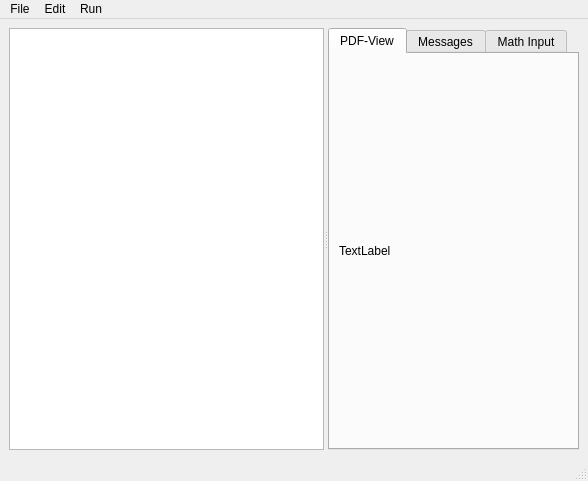
Qt form Latex-editor/mainwindow.ui (Redvin-dt/elephant-editor) before a commit.
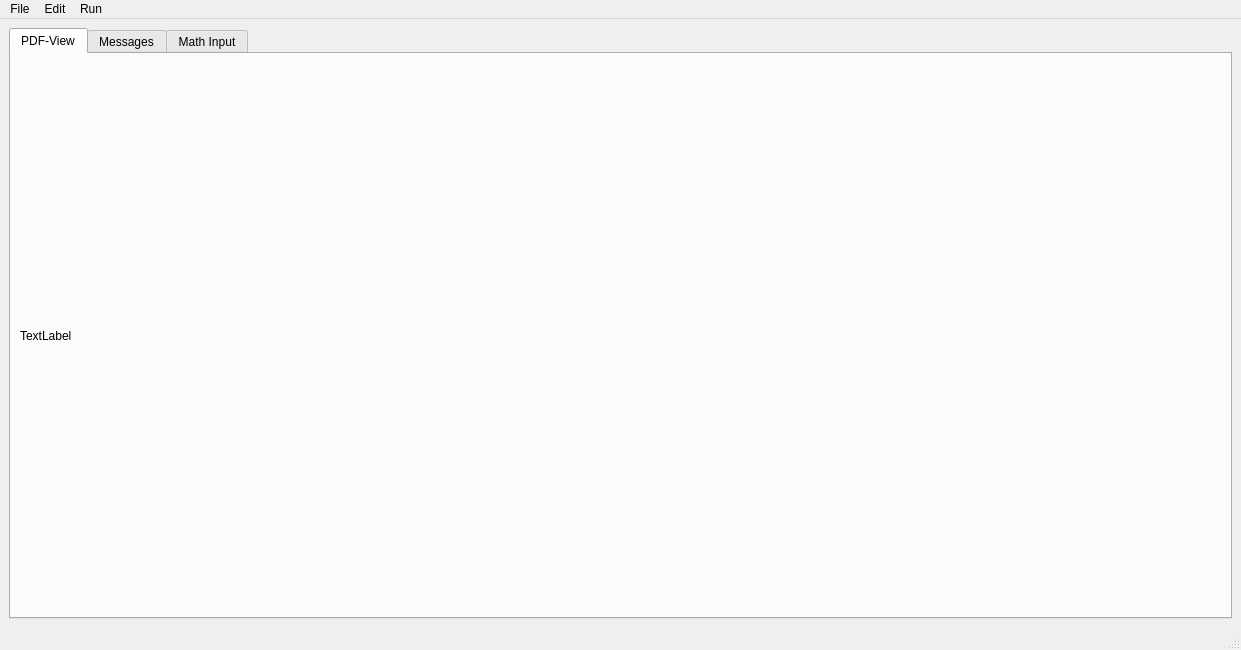
The same form after that commit.

What changed in the file:
```diff
--- a/Latex-editor/mainwindow.ui
+++ b/Latex-editor/mainwindow.ui
@@ -6,8 +6,8 @@
    <rect>
     <x>0</x>
     <y>0</y>
-    <width>588</width>
-    <height>481</height>
+    <width>1241</width>
+    <height>650</height>
    </rect>
   </property>
   <property name="windowTitle">
@@ -20,7 +20,6 @@
       <property name="orientation">
        <enum>Qt::Horizontal</enum>
       </property>
-      <widget class="QPlainTextEdit" name="plainTextEdit"/>
       <widget class="QTabWidget" name="tabWidget">
        <property name="currentIndex">
         <number>0</number>
@@ -59,7 +58,7 @@
     <rect>
      <x>0</x>
      <y>0</y>
-     <width>588</width>
+     <width>1241</width>
      <height>22</height>
     </rect>
    </property>
```
Left out of the diff: 44 changed lines with no effect on the pictures.
